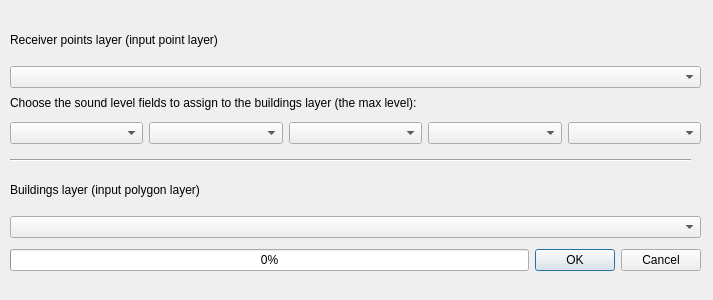
Arpapiemonte/openoise-map, file tools/ui_AssignLevelsToBuildings.ui: the form before one commit.
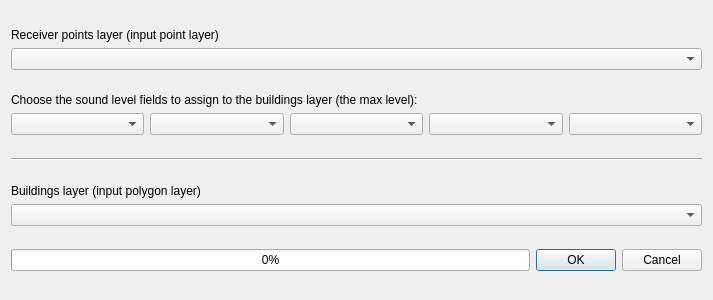
The form after the commit. Custom widgets are drawn as their Qt base class.

What changed in the file:
```diff
--- a/tools/ui_AssignLevelsToBuildings.ui
+++ b/tools/ui_AssignLevelsToBuildings.ui
@@ -43,81 +43,8 @@
   <property name="locale">
    <locale language="Italian" country="Italy"/>
   </property>
-  <widget class="QWidget" name="verticalLayoutWidget">
-   <property name="geometry">
-    <rect>
-     <x>10</x>
-     <y>170</y>
-     <width>691</width>
-     <height>81</height>
-    </rect>
-   </property>
-   <layout class="QVBoxLayout" name="buildings_layer_verticalLayout">
-    <property name="sizeConstraint">
-     <enum>QLayout::SetNoConstraint</enum>
-    </property>
+  <layout class="QVBoxLayout" name="verticalLayout_2">
     <item>
-     <widget class="QLabel" name="buildings_layer_label">
-      <property name="sizePolicy">
-       <sizepolicy hsizetype="Fixed" vsizetype="Fixed">
-        <horstretch>0</horstretch>
-        <verstretch>0</verstretch>
-       </sizepolicy>
-      </property>
-      <property name="text">
-       <string>Buildings layer (input polygon layer)</string>
-      </property>
-     </widget>
-    </item>
-    <item>
-     <widget class="QgsMapLayerComboBox" name="buildings_layer_comboBox"/>
-    </item>
-   </layout>
-  </widget>
-  <widget class="QWidget" name="horizontalLayoutWidget_2">
-   <property name="geometry">
-    <rect>
-     <x>10</x>
-     <y>240</y>
-     <width>691</width>
-     <height>41</height>
-    </rect>
-   </property>
-   <layout class="QHBoxLayout" name="horizontalLayout">
-    <item>
-     <widget class="QProgressBar" name="progressBar">
-      <property name="value">
-       <number>0</number>
-      </property>
-     </widget>
-    </item>
-    <item>
-     <widget class="QDialogButtonBox" name="run_buttonBox">
-      <property name="sizePolicy">
-       <sizepolicy hsizetype="Fixed" vsizetype="Fixed">
-        <horstretch>0</horstretch>
-        <verstretch>0</verstretch>
-       </sizepolicy>
-      </property>
-      <property name="orientation">
-       <enum>Qt::Horizontal</enum>
-      </property>
-      <property name="standardButtons">
-       <set>QDialogButtonBox::Cancel|QDialogButtonBox::Ok</set>
-      </property>
-     </widget>
-    </item>
-   </layout>
-  </widget>
-  <widget class="QWidget" name="verticalLayoutWidget_2">
-   <property name="geometry">
-    <rect>
-     <x>10</x>
-     <y>20</y>
-     <width>691</width>
-     <height>81</height>
-    </rect>
-   </property>
    <layout class="QVBoxLayout" name="receivers_layer_verticalLayout">
     <property name="sizeConstraint">
      <enum>QLayout::SetNoConstraint</enum>
@@ -139,29 +66,8 @@
      <widget class="QgsMapLayerComboBox" name="receiver_points_layer_comboBox"/>
     </item>
    </layout>
-  </widget>
-  <widget class="Line" name="line">
-   <property name="geometry">
-    <rect>
-     <x>10</x>
-     <y>150</y>
-     <width>681</width>
-     <height>20</height>
-    </rect>
-   </property>
-   <property name="orientation">
-    <enum>Qt::Horizontal</enum>
-   </property>
-  </widget>
-  <widget class="QWidget" name="verticalLayoutWidget_3">
-   <property name="geometry">
-    <rect>
-     <x>10</x>
-     <y>90</y>
-     <width>691</width>
-     <height>60</height>
-    </rect>
-   </property>
+   </item>
+   <item>
    <layout class="QVBoxLayout" name="verticalLayout">
     <item>
      <widget class="QLabel" name="choose_fileds_label">
@@ -196,7 +102,65 @@
      </layout>
     </item>
    </layout>
-  </widget>
+   </item>
+   <item>
+    <widget class="Line" name="line">
+     <property name="orientation">
+      <enum>Qt::Horizontal</enum>
+     </property>
+    </widget>
+   </item>
+   <item>
+    <layout class="QVBoxLayout" name="buildings_layer_verticalLayout">
+     <property name="sizeConstraint">
+      <enum>QLayout::SetNoConstraint</enum>
+     </property>
+     <item>
+      <widget class="QLabel" name="buildings_layer_label">
+       <property name="sizePolicy">
+        <sizepolicy hsizetype="Fixed" vsizetype="Fixed">
+         <horstretch>0</horstretch>
+         <verstretch>0</verstretch>
+        </sizepolicy>
+       </property>
+       <property name="text">
+        <string>Buildings layer (input polygon layer)</string>
+       </property>
+      </widget>
+     </item>
+     <item>
+      <widget class="QgsMapLayerComboBox" name="buildings_layer_comboBox"/>
+     </item>
+    </layout>
+   </item>
+   <item>
+    <layout class="QHBoxLayout" name="horizontalLayout">
+     <item>
+      <widget class="QProgressBar" name="progressBar">
+       <property name="value">
+        <number>0</number>
+       </property>
+      </widget>
+     </item>
+     <item>
+      <widget class="QDialogButtonBox" name="run_buttonBox">
+       <property name="sizePolicy">
+        <sizepolicy hsizetype="Fixed" vsizetype="Fixed">
+         <horstretch>0</horstretch>
+         <verstretch>0</verstretch>
+        </sizepolicy>
+       </property>
+       <property name="orientation">
+        <enum>Qt::Horizontal</enum>
+       </property>
+       <property name="standardButtons">
+        <set>QDialogButtonBox::Cancel|QDialogButtonBox::Ok</set>
+       </property>
+      </widget>
+     </item>
+    </layout>
+   </item>
+  </layout>
  </widget>
  <customwidgets>
   <customwidget>
```
Lines whose indentation alone changed are shown as unchanged.
